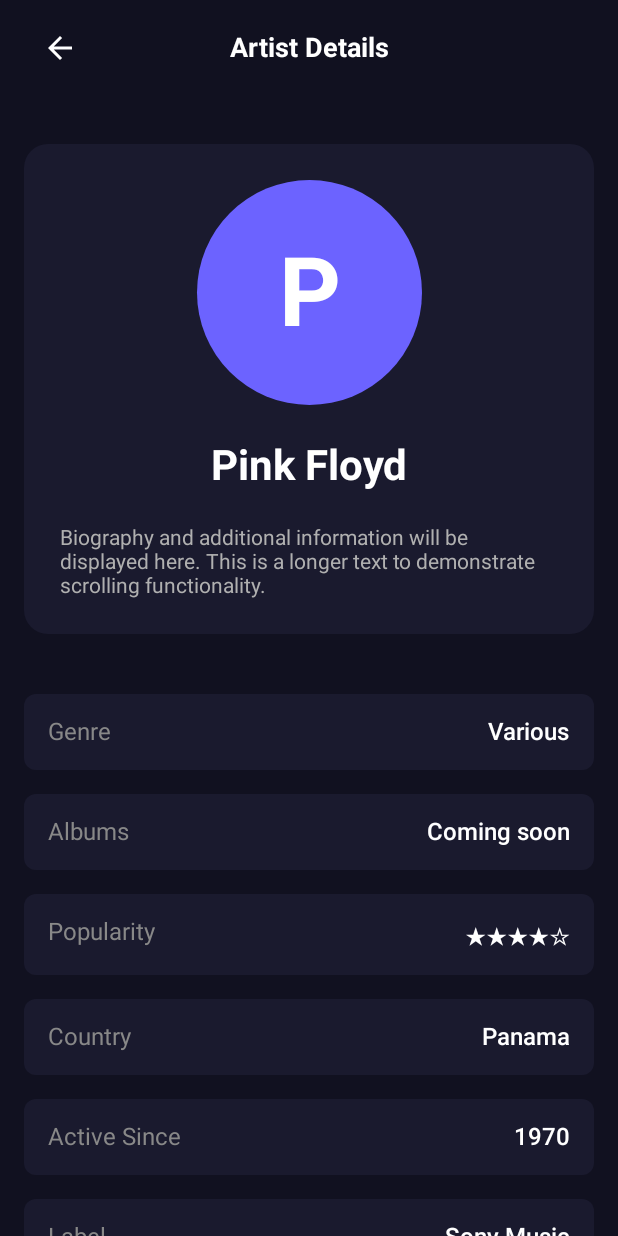
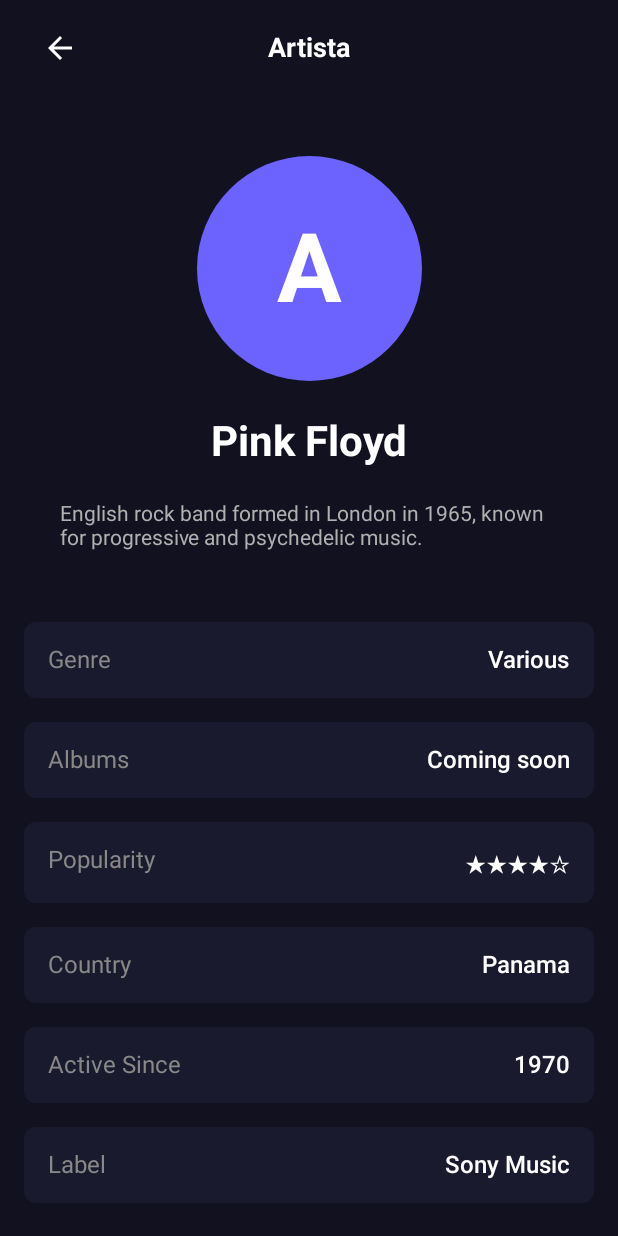
Before and after one commit to apohies/vynilapp-misw4203, an Android app built with Jetpack Compose: the @Preview function PreviewArtistDetailWithAlbums, on a phone screen of 412 x 824 dp. Run offline under Robolectric (Android 15) with nearby library versions, the phone set to English and light mode, and no system bars; pictures from the network do not load.

Commit message:
:sparkles: improve artist details view

```diff
--- a/app/src/main/java/com/uniandes/vynilapp/model/Artist.kt
+++ b/app/src/main/java/com/uniandes/vynilapp/model/Artist.kt
@@ -5,7 +5,7 @@ import com.google.gson.annotations.SerializedName
 data class Artist(
     val id: Int,
     val name: String,
-    val image: String,
+    val image: String?,
     val description: String,
     @SerializedName("birthDate")
     val birthDate: String,
--- a/app/src/main/java/com/uniandes/vynilapp/views/ArtistDetailActivity.kt
+++ b/app/src/main/java/com/uniandes/vynilapp/views/ArtistDetailActivity.kt
@@ -1,13 +1,10 @@
 package com.uniandes.vynilapp.views
 
-import android.app.Activity
 import androidx.compose.foundation.background
 import androidx.compose.foundation.layout.*
 import androidx.compose.foundation.rememberScrollState
 import androidx.compose.foundation.verticalScroll
 import androidx.compose.foundation.shape.RoundedCornerShape
-import androidx.compose.material.icons.Icons
-import androidx.compose.material.icons.automirrored.filled.ArrowBack
 import androidx.compose.material3.*
 import androidx.compose.runtime.Composable
 import androidx.compose.runtime.LaunchedEffect
@@ -15,18 +12,28 @@ import androidx.compose.runtime.getValue
 import androidx.compose.ui.Alignment
 import androidx.compose.ui.Modifier
 import androidx.compose.ui.graphics.Color
+import androidx.compose.ui.layout.ContentScale
+import androidx.compose.ui.res.stringResource
 import androidx.compose.ui.text.font.FontWeight
 import androidx.compose.ui.tooling.preview.Preview
 import androidx.compose.ui.unit.dp
 import androidx.compose.ui.unit.sp
 import androidx.hilt.navigation.compose.hiltViewModel
 import androidx.lifecycle.compose.collectAsStateWithLifecycle
+import coil.request.ImageRequest
 import com.uniandes.vynilapp.model.Artist
 import com.uniandes.vynilapp.viewModels.artists.ArtistDetailViewModel
 import com.uniandes.vynilapp.views.common.ErrorScreen
 import com.uniandes.vynilapp.views.common.LoadingScreen
+import com.uniandes.vynilapp.views.common.TopBar
 import com.uniandes.vynilapp.views.states.ArtistDetailEvent
 import com.uniandes.vynilapp.views.states.ArtistDetailUiState
+import com.uniandes.vynilapp.R
+import androidx.compose.ui.platform.LocalContext
+import androidx.compose.ui.draw.clip
+import android.util.Log
+import coil.compose.SubcomposeAsyncImage
+import coil.compose.SubcomposeAsyncImageContent
 
 @Composable
 fun ArtistDetailScreen(
@@ -72,6 +79,7 @@ fun ArtistDetailContent(
     modifier: Modifier = Modifier,
     onBack: () -> Unit
 ) {
+    val artistDetailTitle = stringResource(id = R.string.artist_detail_title)
     // Create a scroll state
     val scrollState = rememberScrollState()
 
@@ -81,30 +89,7 @@ fun ArtistDetailContent(
             .background(Color(0xFF111120))
     ) {
         // Top Bar - Fixed (not scrolling)
-        Row(
-            modifier = Modifier
-                .fillMaxWidth()
-                .padding(horizontal = 16.dp, vertical = 8.dp),
-            horizontalArrangement = Arrangement.SpaceBetween,
-            verticalAlignment = Alignment.CenterVertically
-        ) {
-            IconButton(onClick = onBack) {
-                Icon(
-                    Icons.AutoMirrored.Filled.ArrowBack,
-                    contentDescription = "Back",
-                    tint = Color.White
-                )
-            }
-
-            Text(
-                text = "Artist Details",
-                color = Color.White,
-                fontSize = 18.sp,
-                fontWeight = FontWeight.Bold
-            )
-
-            Spacer(modifier = Modifier.width(48.dp))
-        }
+        TopBar(artistDetailTitle,onBack)
 
         // Scrollable Content
         Column(
@@ -116,39 +101,13 @@ fun ArtistDetailContent(
             Spacer(modifier = Modifier.height(16.dp))
 
             // Artist Info Card
-            Card(
-                modifier = Modifier
-                    .fillMaxWidth()
-                    .padding(vertical = 16.dp),
-                shape = RoundedCornerShape(16.dp),
-                colors = CardDefaults.cardColors(
-                    containerColor = Color(0xFF1A1A2E)
-                )
-            ) {
             Column(
                 modifier = Modifier
                     .padding(24.dp)
                     .fillMaxWidth(),
                 horizontalAlignment = Alignment.CenterHorizontally
             ) {
-                    // Artist Image Placeholder
-                    Box(
-                        modifier = Modifier
-                            .size(150.dp)
-                            .background(
-                                Color(0xFF6C63FF),
-                                RoundedCornerShape(75.dp)
-                            ),
-                        contentAlignment = Alignment.Center
-                    ) {
-
-                        Text(
-                            text = uiState.artist?.name?.firstOrNull()?.uppercase() ?: "A",
-                            color = Color.White,
-                            fontSize = 64.sp,
-                            fontWeight = FontWeight.Bold
-                        )
-                    }
+                ArtistAvatar(uiState.artist)
 
                 Spacer(modifier = Modifier.height(24.dp))
 
@@ -163,8 +122,9 @@ fun ArtistDetailContent(
 
                 Spacer(modifier = Modifier.height(24.dp))
 
+                uiState.artist?.description?.let {
                     Text(
-                        text = "Biography and additional information will be displayed here. This is a longer text to demonstrate scrolling functionality.",
+                        text = it,
                         color = Color(0xFFB0B0B0),
                         fontSize = 14.sp
                     )
@@ -189,6 +149,78 @@ fun ArtistDetailContent(
             // Add bottom padding for better scrolling experience
             Spacer(modifier = Modifier.height(32.dp))
         }
+    }
+}
+
+@Composable
+fun ArtistAvatar(
+    artist: Artist?
+){
+    if(artist?.image != null) {
+        val imageUrl = artist.image
+        Log.d("ArtistDetail", "Loading artist image: $imageUrl")
+
+        SubcomposeAsyncImage(
+            model = ImageRequest.Builder(LocalContext.current)
+                .data(imageUrl)
+                .crossfade(true)
+                .build(),
+            contentDescription = artist.name,
+            modifier = Modifier
+                .size(150.dp)
+                .clip(RoundedCornerShape(75.dp)),
+            contentScale = ContentScale.Crop,
+            loading = {
+                // Show loading indicator
+                Box(
+                    modifier = Modifier
+                        .fillMaxSize()
+                        .background(Color(0xFF2A2A3E)),
+                    contentAlignment = Alignment.Center
+                ) {
+                    CircularProgressIndicator(
+                        color = Color(0xFF6C63FF),
+                        modifier = Modifier.size(40.dp)
+                    )
+                }
+            },
+            error = { error ->
+                // Show when image fails to load
+                val errorMessage = error.result.throwable.message ?: "Unknown error"
+                Log.e("ArtistDetail", "Failed to load image: $imageUrl - Error: $errorMessage", error.result.throwable)
+
+                ArtistAvatarPlaceHolder(artist.name)
+            },
+            success = { state ->
+                Log.i("ArtistDetail", "Successfully loaded image: $imageUrl")
+                // Use default rendering when successful
+                SubcomposeAsyncImageContent()
+            }
+        )
+    } else {
+        Log.w("ArtistDetail", "Artist image URL is null")
+        // Artist Image Placeholder
+        ArtistAvatarPlaceHolder(null)
+    }
+}
+
+@Composable
+fun ArtistAvatarPlaceHolder(name: String?) {
+    Box(
+        modifier = Modifier
+            .size(150.dp)
+            .background(
+                Color(0xFF6C63FF),
+                RoundedCornerShape(75.dp)
+            ),
+        contentAlignment = Alignment.Center
+    ) {
+        Text(
+            text = name?.firstOrNull()?.uppercase() ?: "A",
+            color = Color.White,
+            fontSize = 64.sp,
+            fontWeight = FontWeight.Bold
+        )
     }
 }
 
@@ -230,7 +262,7 @@ fun PreviewArtistDetailWithAlbums() {
         artist = Artist(
             id = 104,
             name = "Pink Floyd",
-            image = "https://example.com/pinkfloyd.jpg",
+            image = null,
             description = "English rock band formed in London in 1965, known for progressive and psychedelic music.",
             birthDate = "1965-01-01T00:00:00.000Z",
             albums = emptyList(),
--- /dev/null
+++ b/app/src/main/java/com/uniandes/vynilapp/views/common/TopBar.kt
@@ -0,0 +1,51 @@
+package com.uniandes.vynilapp.views.common
+
+import androidx.compose.foundation.layout.Arrangement
+import androidx.compose.foundation.layout.Row
+import androidx.compose.foundation.layout.Spacer
+import androidx.compose.foundation.layout.fillMaxWidth
+import androidx.compose.foundation.layout.padding
+import androidx.compose.foundation.layout.width
+import androidx.compose.material.icons.Icons
+import androidx.compose.material.icons.automirrored.filled.ArrowBack
+import androidx.compose.material3.Icon
+import androidx.compose.material3.IconButton
+import androidx.compose.material3.Text
+import androidx.compose.runtime.Composable
+import androidx.compose.ui.Alignment
+import androidx.compose.ui.Modifier
+import androidx.compose.ui.graphics.Color
+import androidx.compose.ui.text.font.FontWeight
+import androidx.compose.ui.unit.dp
+import androidx.compose.ui.unit.sp
+
+@Composable
+fun TopBar(
+    title: String,
+    onBack: () -> Unit
+){
+    Row(
+        modifier = Modifier
+            .fillMaxWidth()
+            .padding(horizontal = 16.dp, vertical = 8.dp),
+        horizontalArrangement = Arrangement.SpaceBetween,
+        verticalAlignment = Alignment.CenterVertically
+    ) {
+        IconButton(onClick = onBack) {
+            Icon(
+                Icons.AutoMirrored.Filled.ArrowBack,
+                contentDescription = "Back",
+                tint = Color.White
+            )
+        }
+
+        Text(
+            text = title,
+            color = Color.White,
+            fontSize = 18.sp,
+            fontWeight = FontWeight.Bold
+        )
+
+        Spacer(modifier = Modifier.width(48.dp))
+    }
+}
--- a/app/src/main/res/values/strings.xml
+++ b/app/src/main/res/values/strings.xml
@@ -1,3 +1,4 @@
 <resources>
     <string name="app_name">Vynilapp</string>
+    <string name="artist_detail_title">Artista</string>
 </resources>
--- /dev/null
+++ b/app/src/main/res/xml/network_security_config.xml
@@ -0,0 +1,4 @@
+<?xml version="1.0" encoding="utf-8"?>
+<PreferenceScreen xmlns:android="http://schemas.android.com/apk/res/android">
+
+</PreferenceScreen>
```
Lines whose indentation alone changed are shown as unchanged.
